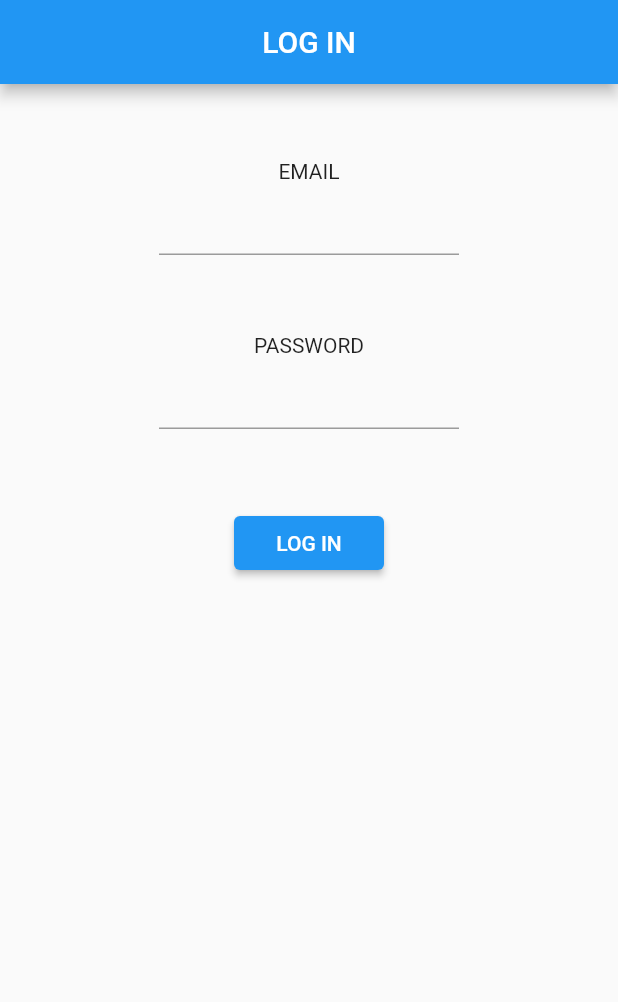
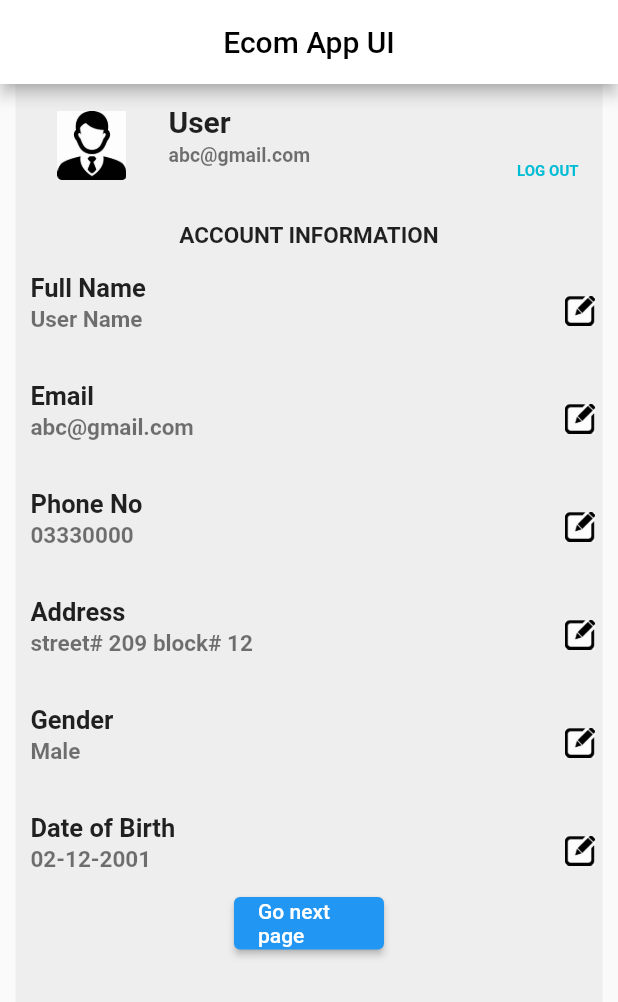
Before and after one commit to humnaabid/flutter2, a Flutter app: the screen it shows after launch, on a phone screen of 412 x 824 dp. Shown: the top 1002 px of the screen. Run offline on Flutter 3.47's test engine with Material 2 defaults, Android fonts, the phone set to English and light mode, and no system bars.

```diff
--- a/lib/main.dart
+++ b/lib/main.dart
@@ -1,5 +1,5 @@
 import 'package:flutter/material.dart';
-
+import 'page.dart';
 void main() {
   runApp(MyApp());
 }
@@ -9,44 +9,123 @@ class MyApp extends StatelessWidget {
   Widget build(BuildContext context) {
     return MaterialApp(
       home:
+         Scaffold
+            ( body: Home()
+            ),
+    );
+  }
+}
+class Home extends StatefulWidget {
+  @override
+  _HomeState createState() => _HomeState();
+}
+
+class _HomeState extends State<Home> {
+  @override
+  Widget build(BuildContext context) {
+    return MaterialApp(
+      home: Scaffold (
+    appBar: AppBar(title:
          Center(
-           child: Scaffold
-            (
-              appBar: AppBar(title: Center(child: Text("LOG IN")),
-                 ),
+           child: Text("Ecom App UI" ,
+        style:  TextStyle(color: Colors.black ,)
+      ),
+         ),
+      backgroundColor:Colors.white,
+      ),
+
+     body:Center(
+       child: Container(
+         decoration: BoxDecoration(color: Color(0xFFEEEEEE)),
+         height: MediaQuery.of(context).size.height*0.95,
+         width: MediaQuery.of(context).size.width*0.95,
 
 
-             body: SingleChildScrollView(
-                            child: Center(
-                            child: SizedBox(
-                     child: Column(children: [
-                       SizedBox(height:50),
-                       Text("EMAIL"),
-                        Container(
-                          height: 100,
-                          width: 200,
-                          child: TextField() ,
-                        ),
-                        Text("PASSWORD"),
-                        Container(
-                          height: 100,
-                          width: 200,
-                          child: TextField() ,
-                        ),
-                         Container(
-                          width: 100,
-                          child: ElevatedButton(onPressed: (){},child: Text("LOG IN"),) ,
-                        ),
+         child: SingleChildScrollView(
+                    child: Column(
 
-                     ],),
-                   ),
-               ),
+               children: [
+
+                ListTile(
+                  leading: Container(
+                  padding: EdgeInsets.only( top:10 ),
+                  height: 70,
+                  width: 70,
+                    child: (
+                      Image.asset('image/icon.jpg',)),
+
+                 ),
+                 title:
+                    Text("User", style:
+                    TextStyle( fontSize: 20, fontWeight: FontWeight.bold )  ),
+                 subtitle: Text("abc@gmail.com", style:
+                    TextStyle( fontSize: 13, fontWeight: FontWeight.bold )  ) ,
+
+                  trailing:Column(
+                    mainAxisAlignment: MainAxisAlignment.end,
+
+                    children: [
+                      SizedBox(height: 30,),
+                      Text("LOG OUT", style:
+                      TextStyle( fontSize: 10, fontWeight: FontWeight.bold  , color: Colors.cyan)  ),]),
+                  ) ,
+                  SizedBox(height: 20,),
+                  Title( color: Colors.black,
+                  child:  Text("ACCOUNT INFORMATION", style:
+                    TextStyle( fontSize: 15, fontWeight: FontWeight.bold )  ),
+                    ),
+                    List1("Full Name", "User Name"),
+                     List1("Email", "abc@gmail.com"),
+                     List1("Phone No", "03330000"),
+                     List1("Address", "street# 209 block# 12"),
+                     List1("Gender", "Male"),
+                     List1("Date of Birth", "02-12-2001"),
+
+                    Container(
+                      height: 35,
+                      width: 100,
+
+                      child: ElevatedButton(onPressed: (){
+                       Navigator.push(context,
+                       MaterialPageRoute(builder: (context)=>Page1()));
+                   }, child: Text("Go next page") ,
+                  ),
+                    ),
+
+
+               ],
+
              ),
 
 
-      ),
-         ),
+       ),
+       ),
+     ),
+     ),
+
+
 
     );
   }
 }
+
+Widget List1(name , n2){
+  return ListTile(
+                  contentPadding: EdgeInsets.only(left: 10),
+                  title: Text(name, style:
+                  TextStyle( fontSize: 17, fontWeight: FontWeight.bold )  ),
+               subtitle: Text(n2, style:
+                  TextStyle( fontSize: 15, fontWeight: FontWeight.bold )  )  ,
+                 trailing: Container(
+                padding: EdgeInsets.only( top:10 ),
+                height: 30,
+                width: 30,
+                  child: (
+                    Image.asset('image/edit.jpg',)),
+
+               ),
+
+
+  );
+
+}
--- a/pubspec.yaml
+++ b/pubspec.yaml
@@ -45,9 +45,8 @@ flutter:
   uses-material-design: true
 
   # To add assets to your application, add an assets section, like this:
-  # assets:
-  #   - images/a_dot_burr.jpeg
-  #   - images/a_dot_ham.jpeg
+  assets:
+    - image/
 
   # An image asset can refer to one or more resolution-specific "variants", see
   # https://flutter.dev/assets-and-images/#resolution-aware.
```
Also changed, not shown: lib/page.dart (added, +94 -0 lines), lib/page2.dart (added, +72 -0 lines), Capture.PNG (added), image/edit.jpg (added), image/icon.jpg (added), image/iphone1.jpg (added), image/iphone2.jpg (added), image/macbook pro.jpg (added), image/macbook.jpg (added).
